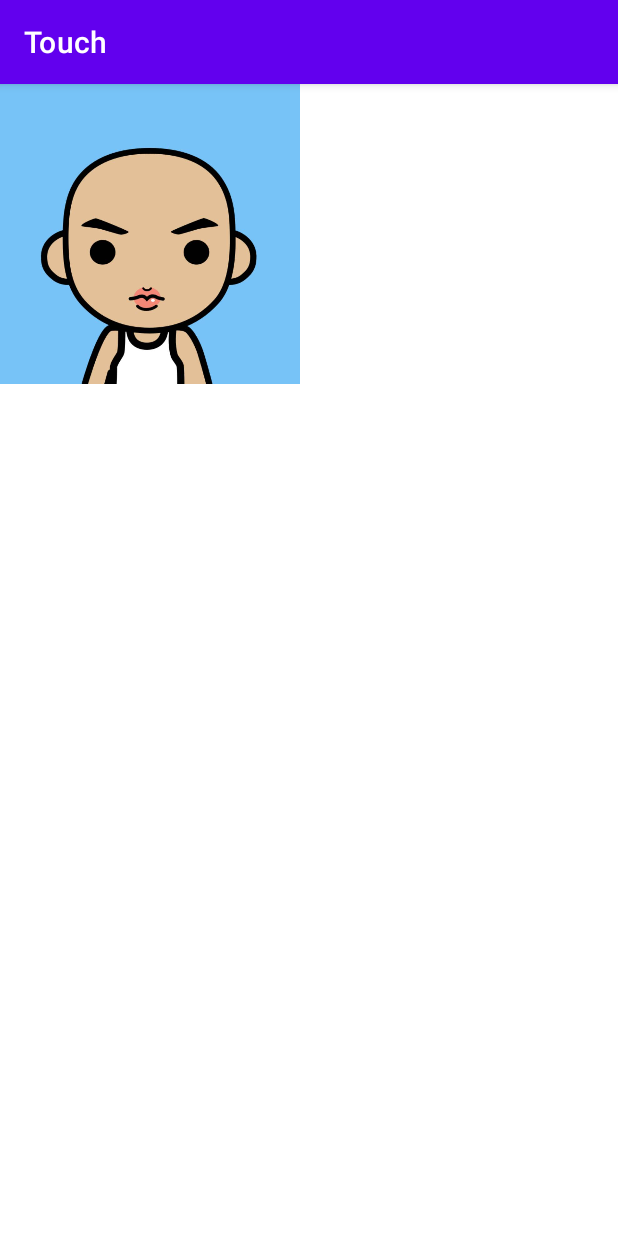
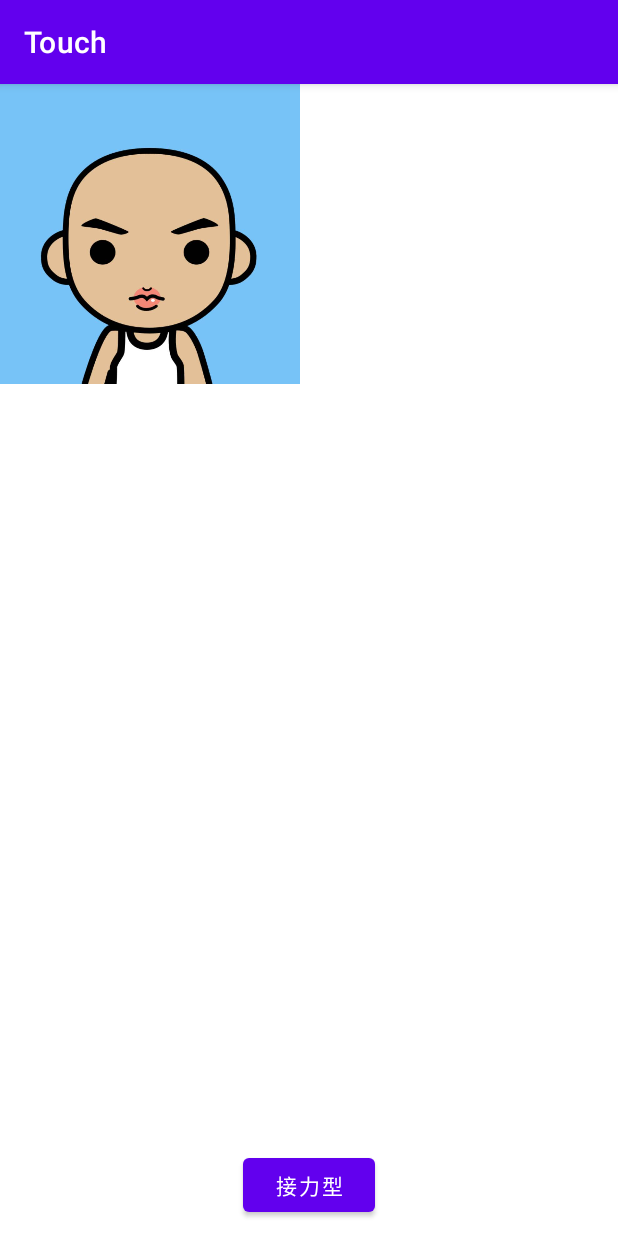
Before and after one commit to XJChou/HighAndroid, an Android app: the screen it shows after launch (MultiTouchActivity), on a phone screen of 412 x 824 dp. Run offline under Robolectric (Android 15) with nearby library versions, the phone set to English and light mode, and no system bars.

Commit message:
多点触控完成

```diff
--- a/touch/src/main/java/com/zxj/touch/multitouch/MultiTouchActivity.kt
+++ b/touch/src/main/java/com/zxj/touch/multitouch/MultiTouchActivity.kt
@@ -1,12 +1,42 @@
 package com.zxj.touch.multitouch
 
 import android.os.Bundle
+import android.view.View
+import android.widget.Button
 import androidx.appcompat.app.AppCompatActivity
 import com.zxj.touch.R
 
 class MultiTouchActivity : AppCompatActivity() {
+
+    private lateinit var views: Array<View>
+    private lateinit var btn: Button
+
     override fun onCreate(savedInstanceState: Bundle?) {
         super.onCreate(savedInstanceState)
         setContentView(R.layout.activity_multi_touch)
+
+        views = arrayOf(
+            findViewById(R.id.view_relay),
+            findViewById(R.id.view_cooperation),
+            findViewById(R.id.view_self)
+        )
+
+        btn = findViewById(R.id.btn_switch)
+
+        var show = 0
+        btn.setOnClickListener { show(++show) }
+        show(show)
+    }
+
+    private fun show(show: Int) {
+        views.forEachIndexed { index, view ->
+            view.visibility = if (show % views.size == index) {
+                View.VISIBLE
+            } else {
+                View.GONE
+            }
+        }
+        val test = arrayOf("接力型", "合作型", "各自为战型")
+        btn.text = test[show % views.size]
     }
 }
--- a/touch/src/main/java/com/zxj/touch/multitouch/RelayView.kt
+++ b/touch/src/main/java/com/zxj/touch/multitouch/RelayView.kt
@@ -126,6 +126,5 @@ class RelayView(context: Context, attrs: AttributeSet) : View(context, attrs) {
     override fun onDraw(canvas: Canvas) {
         super.onDraw(canvas)
         canvas.drawBitmap(bitmap, offsetX, offsetY, paint)
-
     }
 }
--- a/touch/src/main/java/com/zxj/touch/multitouch/SelfView.kt
+++ b/touch/src/main/java/com/zxj/touch/multitouch/SelfView.kt
@@ -57,11 +57,15 @@ class SelfView(context: Context, attrs: AttributeSet) : View(context, attrs) {
 
             MotionEvent.ACTION_UP, MotionEvent.ACTION_POINTER_UP -> {
                 val pointerId = event.getPointerId(event.actionIndex)
+                sparseArray[pointerId].reset()
                 sparseArray.remove(pointerId)
                 invalidate()
             }
 
             MotionEvent.ACTION_CANCEL -> {
+                sparseArray.forEach { _, value ->
+                    value.reset()
+                }
                 sparseArray.removeAtRange(0, sparseArray.size())
                 invalidate()
             }
@@ -74,7 +78,7 @@ class SelfView(context: Context, attrs: AttributeSet) : View(context, attrs) {
      */
     override fun draw(canvas: Canvas) {
         super.draw(canvas)
-        sparseArray.forEach { key, value ->
+        sparseArray.forEach { _, value ->
             canvas.drawPath(value, paint)
         }
     }
--- a/touch/src/main/res/layout/activity_multi_touch.xml
+++ b/touch/src/main/res/layout/activity_multi_touch.xml
@@ -1,12 +1,50 @@
 <?xml version="1.0" encoding="utf-8"?>
-<androidx.appcompat.widget.LinearLayoutCompat xmlns:android="http://schemas.android.com/apk/res/android"
+<androidx.constraintlayout.widget.ConstraintLayout xmlns:android="http://schemas.android.com/apk/res/android"
+    xmlns:app="http://schemas.android.com/apk/res-auto"
     xmlns:tools="http://schemas.android.com/tools"
     android:layout_width="match_parent"
     android:layout_height="match_parent"
     tools:context=".multitouch.MultiTouchActivity">
 
+    <!--  接力型  -->
     <com.zxj.touch.multitouch.RelayView
-        android:layout_width="match_parent"
-        android:layout_height="match_parent" />
+        android:id="@+id/view_relay"
+        android:layout_width="0dp"
+        android:layout_height="0dp"
+        app:layout_constraintBottom_toBottomOf="parent"
+        app:layout_constraintEnd_toEndOf="parent"
+        app:layout_constraintStart_toStartOf="parent"
+        app:layout_constraintTop_toTopOf="parent" />
 
-</androidx.appcompat.widget.LinearLayoutCompat>
+    <!--  合作型  -->
+    <com.zxj.touch.multitouch.CooperationView
+        android:id="@+id/view_cooperation"
+        android:layout_width="0dp"
+        android:layout_height="0dp"
+        app:layout_constraintBottom_toBottomOf="parent"
+        app:layout_constraintEnd_toEndOf="parent"
+        app:layout_constraintStart_toStartOf="parent"
+        app:layout_constraintTop_toTopOf="parent" />
+
+    <!--  各自为战型  -->
+    <com.zxj.touch.multitouch.SelfView
+        android:id="@+id/view_self"
+        android:layout_width="0dp"
+        android:layout_height="0dp"
+        app:layout_constraintBottom_toBottomOf="parent"
+        app:layout_constraintEnd_toEndOf="parent"
+        app:layout_constraintStart_toStartOf="parent"
+        app:layout_constraintTop_toTopOf="parent" />
+
+    <!--  按钮  -->
+    <Button
+        android:id="@+id/btn_switch"
+        android:layout_width="wrap_content"
+        android:layout_height="wrap_content"
+        android:layout_marginBottom="10dp"
+        android:text="切换"
+        app:layout_constraintBottom_toBottomOf="parent"
+        app:layout_constraintEnd_toEndOf="parent"
+        app:layout_constraintStart_toStartOf="parent" />
+
+</androidx.constraintlayout.widget.ConstraintLayout>
```
Also changed, not shown: touch/src/main/java/com/zxj/touch/multitouch/CooperationView.kt (+59 -12 lines).
